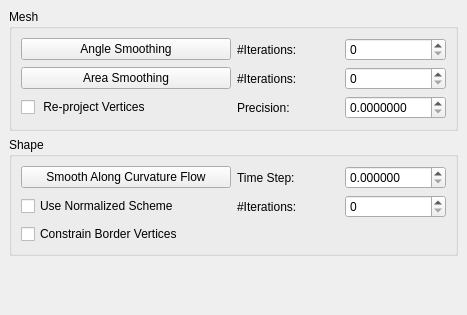
Qt form Polyhedron/demo/Polyhedron/Plugins/PMP/Smoothing_plugin.ui (CGAL/cgal) before a commit.
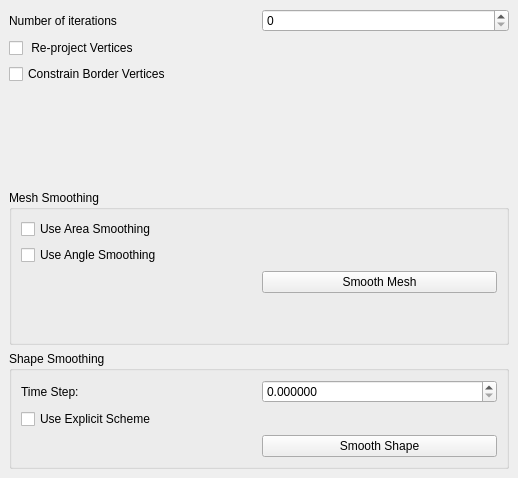
The same form after that commit.

Commit message: Fix many issues with the smoothing polyhedron plugin + remake the GUI

```diff
--- a/Polyhedron/demo/Polyhedron/Plugins/PMP/Smoothing_plugin.ui
+++ b/Polyhedron/demo/Polyhedron/Plugins/PMP/Smoothing_plugin.ui
@@ -6,154 +6,74 @@
    <rect>
     <x>0</x>
     <y>0</y>
-    <width>467</width>
-    <height>315</height>
+    <width>518</width>
+    <height>478</height>
    </rect>
   </property>
   <property name="windowTitle">
    <string>Smoothing</string>
   </property>
   <widget class="QWidget" name="dockWidgetContents">
-   <layout class="QVBoxLayout" name="verticalLayout">
-    <item>
-     <widget class="QGroupBox" name="Mesh_groupBox">
-      <property name="title">
-       <string>Mesh</string>
+   <layout class="QGridLayout" name="gridLayout_3">
+    <item row="0" column="1">
+     <widget class="QSpinBox" name="smooth_iter_spinBox">
+      <property name="maximum">
+       <number>1000</number>
       </property>
-      <layout class="QGridLayout" name="gridLayout_2">
-       <item row="0" column="0">
-        <widget class="QPushButton" name="angle_button">
-         <property name="text">
-          <string>Angle Smoothing</string>
-         </property>
-        </widget>
-       </item>
-       <item row="0" column="1">
-        <layout class="QHBoxLayout" name="horizontalLayout_2">
-         <item>
-          <widget class="QLabel" name="label">
-           <property name="text">
-            <string>#Iterations: </string>
-           </property>
-          </widget>
-         </item>
-         <item>
-          <widget class="QSpinBox" name="angles_iter_spinBox"/>
-         </item>
-        </layout>
-       </item>
-       <item row="1" column="0">
-        <widget class="QPushButton" name="area_button">
-         <property name="text">
-          <string>Area Smoothing</string>
-         </property>
-        </widget>
-       </item>
-       <item row="1" column="1">
-        <layout class="QHBoxLayout" name="horizontalLayout_3">
-         <item>
-          <widget class="QLabel" name="label_2">
-           <property name="text">
-            <string>#Iterations: </string>
-           </property>
-          </widget>
-         </item>
-         <item>
-          <widget class="QSpinBox" name="areas_iter_spinBox"/>
-         </item>
-        </layout>
-       </item>
-       <item row="2" column="0">
-        <widget class="QCheckBox" name="projection_checkBox">
-         <property name="text">
-          <string> Re-project Vertices</string>
-         </property>
-        </widget>
-       </item>
-       <item row="2" column="1">
-        <layout class="QHBoxLayout" name="horizontalLayout_5">
-         <item>
-          <widget class="QLabel" name="label_4">
-           <property name="text">
-            <string>Precision:</string>
-           </property>
-          </widget>
-         </item>
-         <item>
-          <widget class="QDoubleSpinBox" name="precision_spinBox">
-           <property name="decimals">
-            <number>7</number>
-           </property>
-          </widget>
-         </item>
-        </layout>
-       </item>
-      </layout>
      </widget>
     </item>
-    <item>
+    <item row="9" column="0" colspan="2">
      <widget class="QGroupBox" name="Shape_groupBox">
       <property name="title">
-       <string>Shape</string>
+       <string>Shape Smoothing</string>
       </property>
       <layout class="QGridLayout" name="gridLayout">
-       <item row="0" column="0">
-        <widget class="QPushButton" name="curvature_flow_button">
-         <property name="text">
-          <string>Smooth Along Curvature Flow</string>
+       <item row="1" column="2">
+        <widget class="QDoubleSpinBox" name="time_step_spinBox">
+         <property name="decimals">
+          <number>6</number>
          </property>
         </widget>
        </item>
-       <item row="2" column="2">
-        <layout class="QHBoxLayout" name="horizontalLayout_4">
-         <item>
-          <widget class="QLabel" name="label_3">
-           <property name="text">
-            <string>#Iterations: </string>
-           </property>
-          </widget>
-         </item>
-         <item>
-          <widget class="QSpinBox" name="curvature_iter_spinBox"/>
-         </item>
-        </layout>
-       </item>
-       <item row="0" column="2">
-        <layout class="QHBoxLayout" name="horizontalLayout">
-         <item>
-          <widget class="QLabel" name="time_step_label">
-           <property name="text">
-            <string>Time Step:</string>
-           </property>
-          </widget>
-         </item>
-         <item>
-          <widget class="QDoubleSpinBox" name="time_step_spinBox">
-           <property name="decimals">
-            <number>6</number>
-           </property>
-          </widget>
-         </item>
-        </layout>
-       </item>
-       <item row="2" column="0">
+       <item row="5" column="0">
         <widget class="QCheckBox" name="explicit_checkBox">
          <property name="text">
-          <string>Use Normalized Scheme</string>
+          <string>Use Explicit Scheme</string>
          </property>
         </widget>
        </item>
-       <item row="3" column="0">
-        <widget class="QCheckBox" name="border_button">
+       <item row="6" column="2">
+        <widget class="QPushButton" name="shape_smoothing_button">
          <property name="text">
-          <string>Constrain Border Vertices</string>
+          <string>Smooth Shape</string>
+         </property>
+        </widget>
+       </item>
+       <item row="1" column="0">
+        <widget class="QLabel" name="time_step_label">
+         <property name="text">
+          <string>Time Step:</string>
          </property>
         </widget>
        </item>
       </layout>
      </widget>
     </item>
-    <item>
+    <item row="2" column="0">
+     <widget class="QCheckBox" name="border_button">
+      <property name="text">
+       <string>Constrain Border Vertices</string>
+      </property>
+     </widget>
+    </item>
+    <item row="1" column="0">
+     <widget class="QCheckBox" name="projection_checkBox">
+      <property name="text">
+       <string> Re-project Vertices</string>
+      </property>
+     </widget>
+    </item>
+    <item row="4" column="0" colspan="2">
      <spacer name="verticalSpacer">
       <property name="orientation">
        <enum>Qt::Vertical</enum>
@@ -166,6 +86,62 @@
       </property>
      </spacer>
     </item>
+    <item row="0" column="0">
+     <widget class="QLabel" name="label">
+      <property name="text">
+       <string>Number of iterations</string>
+      </property>
+     </widget>
+    </item>
+    <item row="5" column="0" colspan="2">
+     <widget class="QGroupBox" name="Mesh_groupBox">
+      <property name="title">
+       <string>Mesh Smoothing</string>
+      </property>
+      <layout class="QGridLayout" name="gridLayout_2">
+       <item row="3" column="1">
+        <spacer name="verticalSpacer_2">
+         <property name="orientation">
+          <enum>Qt::Vertical</enum>
+         </property>
+         <property name="sizeHint" stdset="0">
+          <size>
+           <width>20</width>
+           <height>40</height>
+          </size>
+         </property>
+        </spacer>
+       </item>
+       <item row="0" column="0">
+        <widget class="QCheckBox" name="area_smoothing_checkBox">
+         <property name="text">
+          <string>Use Area Smoothing</string>
+         </property>
+        </widget>
+       </item>
+       <item row="2" column="1">
+        <widget class="QPushButton" name="mesh_smoothing_button">
+         <property name="enabled">
+          <bool>true</bool>
+         </property>
+         <property name="text">
+          <string>Smooth Mesh</string>
+         </property>
+         <property name="checkable">
+          <bool>false</bool>
+         </property>
+        </widget>
+       </item>
+       <item row="1" column="0">
+        <widget class="QCheckBox" name="angle_smoothing_checkBox">
+         <property name="text">
+          <string>Use Angle Smoothing</string>
+         </property>
+        </widget>
+       </item>
+      </layout>
+     </widget>
+    </item>
    </layout>
   </widget>
  </widget>
```
The commit also changes 1 other file.
